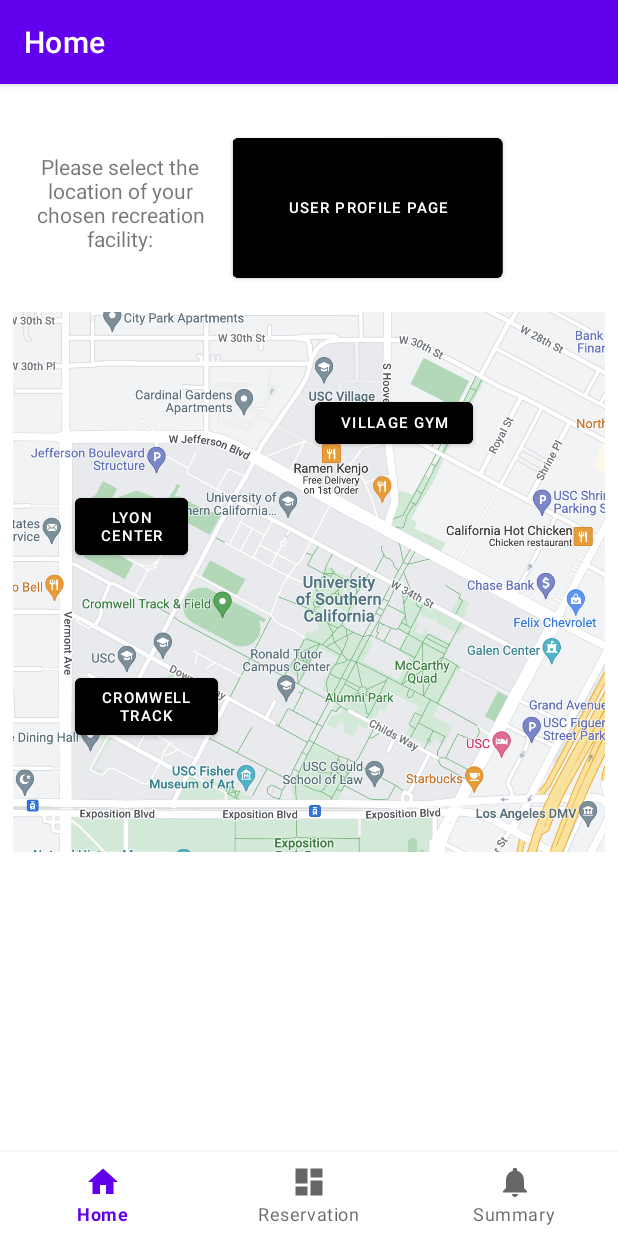
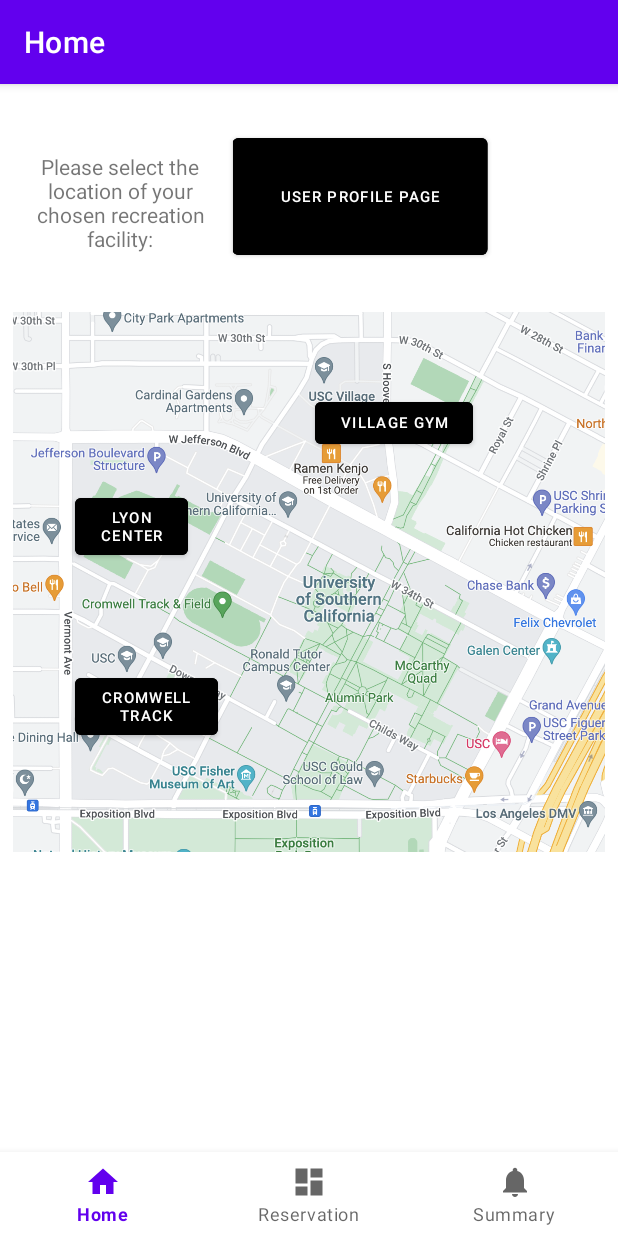
Before and after one commit to Matt033/USCRecSports, an Android app: the HomeFragment screen opened directly, with no data from a screen before it, on a phone screen of 412 x 824 dp. Run offline under Robolectric (Android 15) with nearby library versions, the phone set to English and light mode, and no system bars; our stand-ins replace navigation-ui.

Commit message:
Pane overflow

```diff
--- a/USCRecSports/app/src/main/res/layout/fragment_home.xml
+++ b/USCRecSports/app/src/main/res/layout/fragment_home.xml
@@ -36,8 +36,8 @@
 
     <Button
         android:id="@+id/Summary"
-        android:layout_width="180dp"
-        android:layout_height="105dp"
+        android:layout_width="170dp"
+        android:layout_height="90dp"
         android:backgroundTint="@color/black"
         android:text="User Profile Page"
         android:textSize="10dp"
```
Also changed, not shown: USCRecSports/app/src/main/java/edu/usc/uscrecapp/ui/home/HomeFragment.java (+8 -2 lines).
